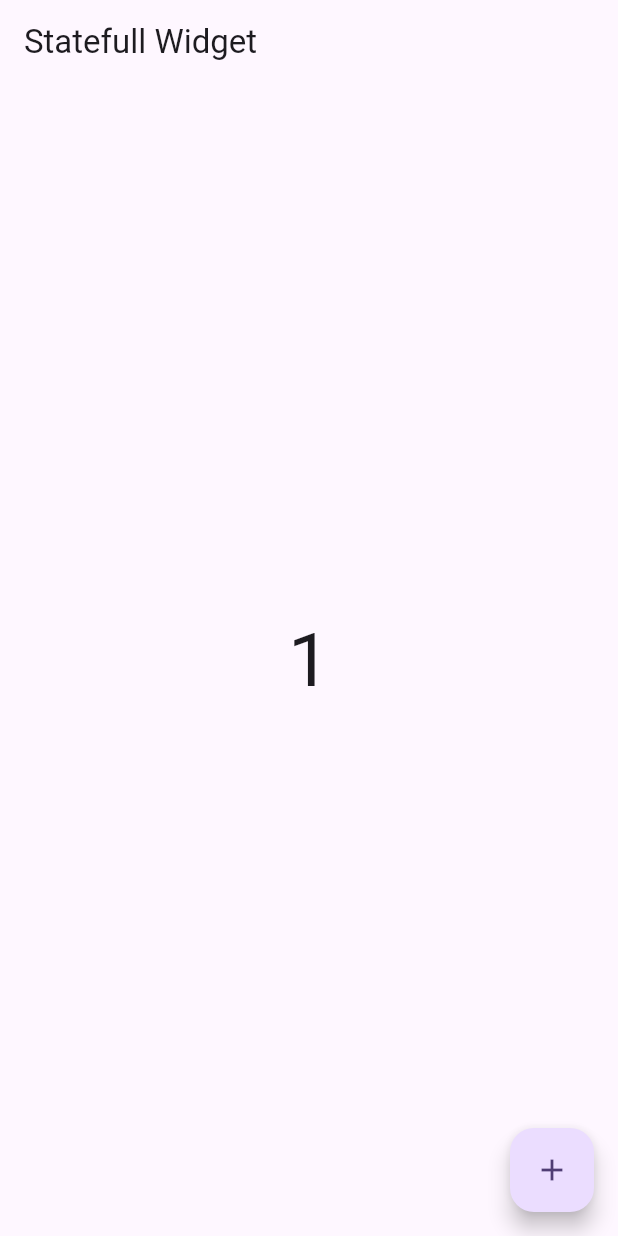
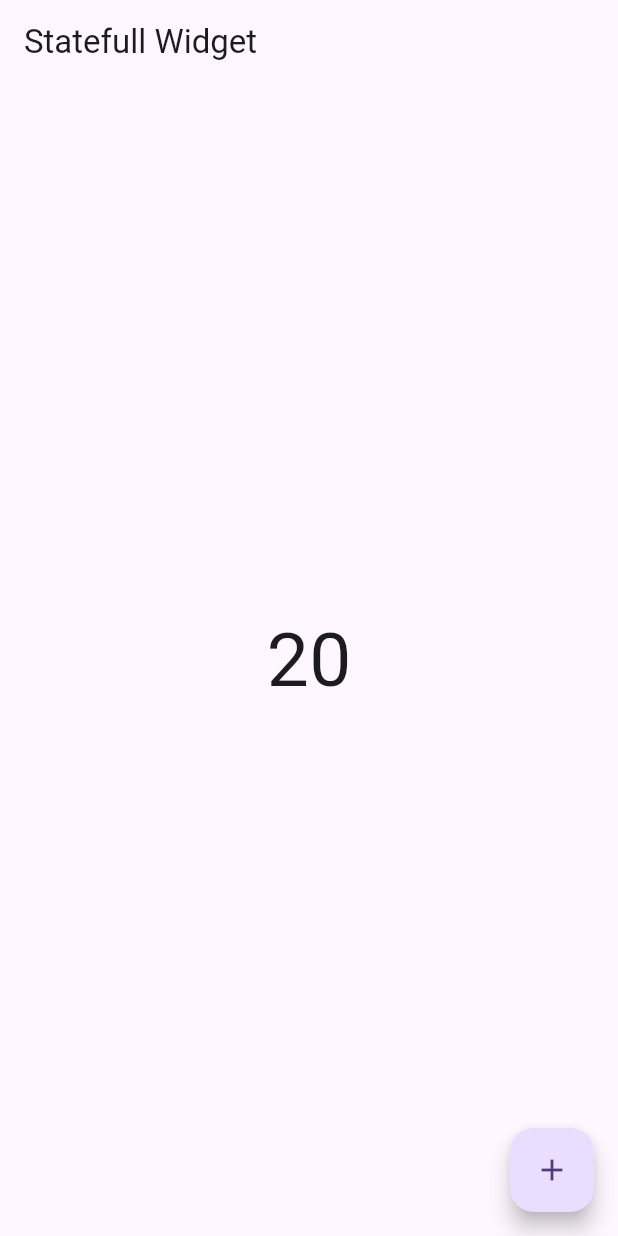
Before and after one commit to mollik001/state-management, a Flutter app: the screen it shows after launch, after a tap on the "add" icon, on a phone screen of 412 x 824 dp. Run offline on Flutter 3.47's test engine with Material 2 defaults, Android fonts, the phone set to English and light mode, and no system bars.

Commit message:
count system with state management

```diff
--- a/lib/main.dart
+++ b/lib/main.dart
@@ -1,7 +1,8 @@
 import 'package:flutter/material.dart';
+import 'package:practice_sm/provider/count_provider.dart';
+import 'package:provider/provider.dart';
 
 import 'stf_homepage.dart';
-import 'stl_homepage.dart';
 
 void main() {
   runApp(const MyApp());
@@ -14,13 +15,16 @@ class MyApp extends StatelessWidget {
   @override
   Widget build(BuildContext context) {
     print('build');
-    return MaterialApp(
-      title: 'Flutter Demo',
-      theme: ThemeData(
-        colorScheme: ColorScheme.fromSeed(seedColor: Colors.deepPurple),
-        useMaterial3: true,
+    return ChangeNotifierProvider(
+      create: (context) => CountProvider(),
+      child: MaterialApp(
+        title: 'Flutter Demo',
+        theme: ThemeData(
+          colorScheme: ColorScheme.fromSeed(seedColor: Colors.deepPurple),
+          useMaterial3: true,
+        ),
+        home: StatefulHomepage(),
       ),
-      home: StatefulHomepage(),
     );
   }
 }
--- /dev/null
+++ b/lib/provider/count_provider.dart
@@ -0,0 +1,11 @@
+import 'package:flutter/material.dart';
+
+class CountProvider with ChangeNotifier {
+  int _count = 10;
+  int get count => _count;
+
+  void setCount() {
+    _count++;
+    notifyListeners();
+  }
+}
--- a/lib/stf_homepage.dart
+++ b/lib/stf_homepage.dart
@@ -1,4 +1,8 @@
+import 'dart:async';
+
 import 'package:flutter/material.dart';
+import 'package:practice_sm/provider/count_provider.dart';
+import 'package:provider/provider.dart';
 
 class StatefulHomepage extends StatefulWidget {
   const StatefulHomepage({super.key});
@@ -7,37 +11,44 @@ class StatefulHomepage extends StatefulWidget {
   State<StatefulHomepage> createState() => _StatefulHomepageState();
 }
 
-int number = 0;
-
 class _StatefulHomepageState extends State<StatefulHomepage> {
   @override
+  void initState() {
+    final countProvider = Provider.of<CountProvider>(context, listen: false);
+    Timer.periodic(Duration(seconds: 1), (timer) {
+      countProvider.setCount();
+    });
+    super.initState();
+  }
+
+  @override
   Widget build(BuildContext context) {
+    final countProvider = Provider.of<CountProvider>(context, listen: false);
     print(
-        'build'); // The code will be rebuilt from this line with every button click.
+        'build'); // now this will not be printed in every button click. state management done!!
     return Scaffold(
       appBar: AppBar(
-        title: Text("Statefull Widget"),
+        title: const Text("Statefull Widget"),
       ),
       body: Column(
         mainAxisAlignment: MainAxisAlignment.center,
         children: [
           Container(
-            child: Center(
-              child: Text(
-                number
-                    .toString(), // the UI data should be changed with every button click.
-                style: TextStyle(fontSize: 50),
-              ),
-            ),
+            child: Center(child: Consumer<CountProvider>(
+              builder: (context, value, child) {
+                return Text(
+                  value.count
+                      .toString(), // the UI data should be changed with every button click.
+                  style: TextStyle(fontSize: 50),
+                );
+              },
+            )),
           )
         ],
       ),
       floatingActionButton: FloatingActionButton(
         onPressed: () {
-          number++;
-          print(number);
-          setState(
-              () {}); //it itforms fultter that the internal state has changed and the app should be rebuilt.
+          countProvider.setCount();
         },
         child: Icon(Icons.add),
       ),
--- a/pubspec.yaml
+++ b/pubspec.yaml
@@ -35,6 +35,7 @@ dependencies:
   # The following adds the Cupertino Icons font to your application.
   # Use with the CupertinoIcons class for iOS style icons.
   cupertino_icons: ^1.0.2
+  provider: ^6.0.5
 
 dev_dependencies:
   flutter_test:
```
Also changed, not shown: pubspec.lock, 1 other file.
